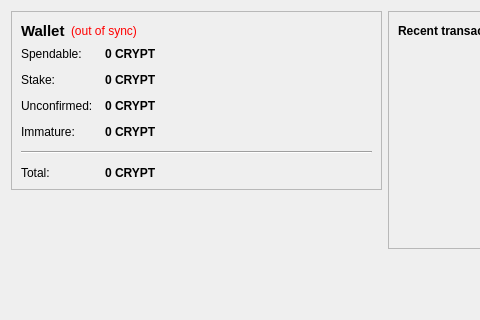
nuggetbram/apples, file src/qt/forms/overviewpage.ui: the form before one commit; both pictures show x 0 to 480 and y 0 to 320 of the 770 by 487 pixel window.
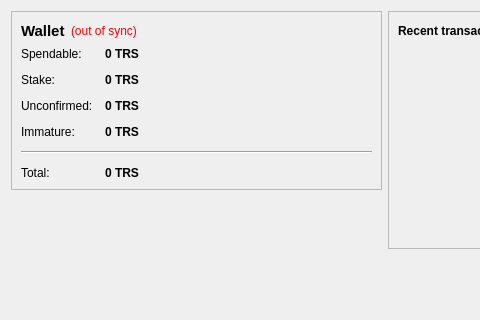
The form after the commit. Icons and pictures are not drawn.

The edit to the form file:
```diff
--- a/src/qt/forms/overviewpage.ui
+++ b/src/qt/forms/overviewpage.ui
@@ -105,7 +105,7 @@
              <string>Your current spendable balance</string>
             </property>
             <property name="text">
-             <string notr="true">0 CRYPT</string>
+             <string notr="true">0 TRS</string>
             </property>
             <property name="textInteractionFlags">
              <set>Qt::LinksAccessibleByMouse|Qt::TextSelectableByKeyboard|Qt::TextSelectableByMouse</set>
@@ -134,7 +134,7 @@
              <string>Total of coins that was staked, and do not yet count toward the current balance</string>
             </property>
             <property name="text">
-             <string notr="true">0 CRYPT</string>
+             <string notr="true">0 TRS</string>
             </property>
             <property name="textInteractionFlags">
              <set>Qt::LinksAccessibleByMouse|Qt::TextSelectableByKeyboard|Qt::TextSelectableByMouse</set>
@@ -163,7 +163,7 @@
              <string>Total of transactions that have yet to be confirmed, and do not yet count toward the current balance</string>
             </property>
             <property name="text">
-             <string notr="true">0 CRYPT</string>
+             <string notr="true">0 TRS</string>
             </property>
             <property name="textInteractionFlags">
              <set>Qt::LinksAccessibleByMouse|Qt::TextSelectableByKeyboard|Qt::TextSelectableByMouse</set>
@@ -189,7 +189,7 @@
              <string>Mined balance that has not yet matured</string>
             </property>
             <property name="text">
-             <string notr="true">0 CRYPT</string>
+             <string notr="true">0 TRS</string>
             </property>
             <property name="textInteractionFlags">
              <set>Qt::LinksAccessibleByMouse|Qt::TextSelectableByKeyboard|Qt::TextSelectableByMouse</set>
@@ -225,7 +225,7 @@
              <string>Your current total balance</string>
             </property>
             <property name="text">
-             <string notr="true">0 CRYPT</string>
+             <string notr="true">0 TRS</string>
             </property>
             <property name="textInteractionFlags">
              <set>Qt::LinksAccessibleByMouse|Qt::TextSelectableByKeyboard|Qt::TextSelectableByMouse</set>
```
Left out of the diff: 4 changed lines with no effect on the pictures.
